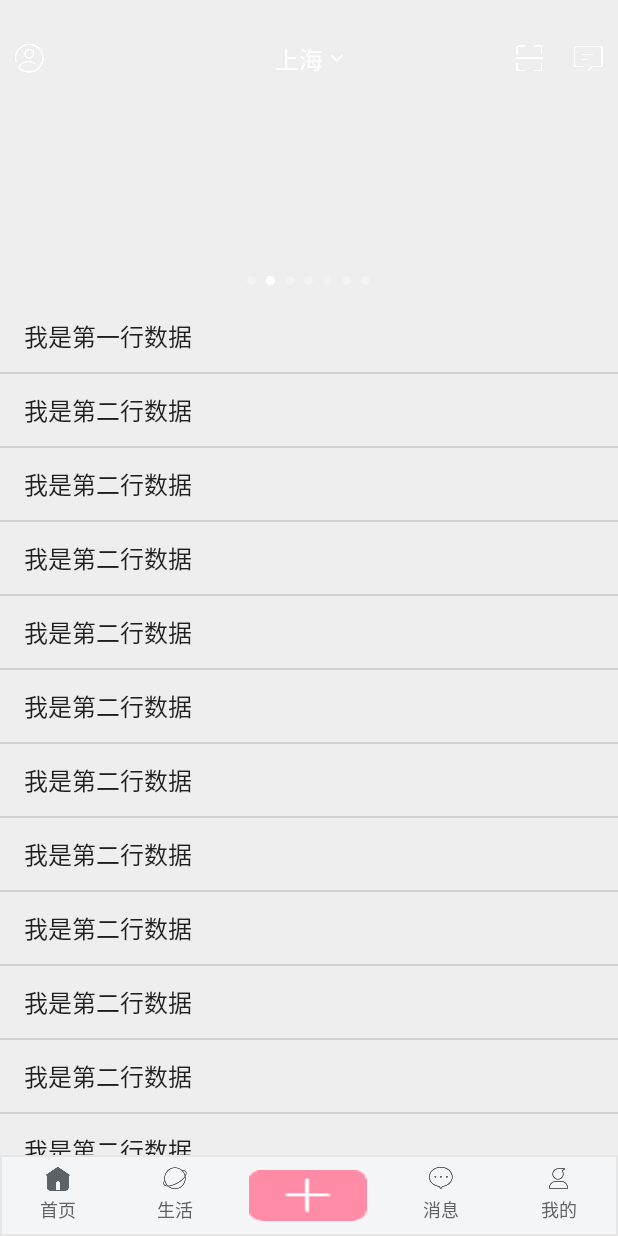
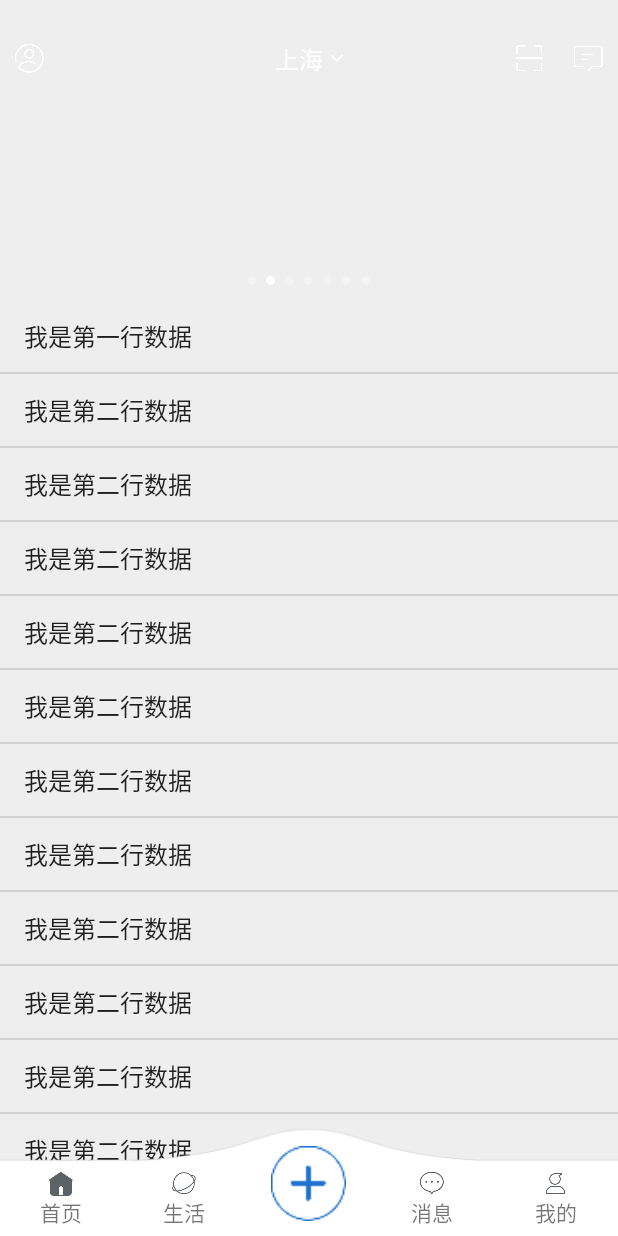
Before and after one commit to qihuiyou904142112/MyLetterPager, an Android app: the screen it shows after launch (MainActivity), on a phone screen of 412 x 824 dp. Run offline under Robolectric (Android 15) with nearby library versions, the phone set to English and light mode, and no system bars; libraries missing offline, so code that uses them is left out: com.readystatesoftware.systembartint, org.xutils, org.xutils.x; 4 statements that could not run were skipped.

Commit message:
更改底部导航栏

```diff
--- a/app/src/main/java/com/qhy/letter/activity/MainActivity.java
+++ b/app/src/main/java/com/qhy/letter/activity/MainActivity.java
@@ -8,9 +8,10 @@ import android.support.annotation.Nullable;
 import android.support.v4.app.Fragment;
 import android.support.v4.app.FragmentActivity;
 import android.support.v4.app.FragmentTransaction;
+import android.support.v4.content.ContextCompat;
 import android.view.View;
-import android.widget.RadioButton;
-import android.widget.RadioGroup;
+import android.widget.ImageView;
+import android.widget.TextView;
 
 import com.qhy.letter.R;
 import com.qhy.letter.fragment.AddFragment;
@@ -23,13 +24,13 @@ import com.qhy.letter.utils.T;
 
 import java.util.ArrayList;
 
-public class MainActivity extends FragmentActivity implements RadioGroup.OnCheckedChangeListener {
+public class MainActivity extends FragmentActivity implements View.OnClickListener {
 
     private long exitTime = 0;
-    private RadioButton mMain_home, mMain_chat, mMain_add, mMain_life, mMain_personal;
+    private TextView mMain_home, mMain_chat, mMain_life, mMain_personal;
+    private ImageView mMain_add;
+    private ArrayList<Fragment> mFsList = new ArrayList<>();
 
-    private ArrayList<Fragment> mFsList = new ArrayList<>();
-    private RadioGroup mRg;
 
     @Override
     protected void onCreate(@Nullable Bundle savedInstanceState) {
@@ -54,18 +55,21 @@ public class MainActivity extends FragmentActivity implements RadioGroup.OnCheck
 
 
     private void initView() {
-        mMain_home = (RadioButton) findViewById(R.id.main_home);
-        mMain_chat = (RadioButton) findViewById(R.id.main_chat);
-        mMain_add = (RadioButton) findViewById(R.id.main_add);
-        mMain_life = (RadioButton) findViewById(R.id.main_life);
-        mMain_personal = (RadioButton) findViewById(R.id.main_personal);
-        mRg = (RadioGroup) findViewById(R.id.rg_title);
+        mMain_home = (TextView) findViewById(R.id.main_home);
+        mMain_chat = (TextView) findViewById(R.id.main_chat);
+        mMain_add = (ImageView) findViewById(R.id.main_add);
+        mMain_life = (TextView) findViewById(R.id.main_life);
+        mMain_personal = (TextView) findViewById(R.id.main_personal);
 
     }
 
 
     private void initListener() {
-        mRg.setOnCheckedChangeListener(this);
+        mMain_home.setOnClickListener(this);
+        mMain_chat.setOnClickListener(this);
+        mMain_add.setOnClickListener(this);
+        mMain_life.setOnClickListener(this);
+        mMain_personal.setOnClickListener(this);
     }
 
     private void initTabFragment() {
@@ -75,7 +79,6 @@ public class MainActivity extends FragmentActivity implements RadioGroup.OnCheck
         mFsList.add(new ChatFragment());
         mFsList.add(new PersonalFragment());
 
-        mRg.check(R.id.main_home); //默认选中首页
         changeFrag(0);
 
     }
@@ -118,6 +121,17 @@ public class MainActivity extends FragmentActivity implements RadioGroup.OnCheck
     }
 
 
+
+    /**
+     * 导航栏TOP图标
+     *
+     * @param id
+     * @param view
+     */
+    private void style(TextView view,int id) {
+        view.setCompoundDrawablesRelativeWithIntrinsicBounds(null, ContextCompat.getDrawable(this, id), null, null);
+    }
+
     @Override
     public void onBackPressed() {
 
@@ -129,24 +143,54 @@ public class MainActivity extends FragmentActivity implements RadioGroup.OnCheck
         CommonUtil.exitApp(MainActivity.this);
     }
 
+
     @Override
-    public void onCheckedChanged(RadioGroup group, int checkedId) {
+    public void onClick(View v) {
+        switch (v.getId()) {
+            case R.id.main_home:
 
-        switch (checkedId) {
-            case R.id.main_home:
                 changeFrag(0);
+
+                style(mMain_home,R.mipmap.main_home_press);
+                style(mMain_life,R.mipmap.main_life_normal);
+                style(mMain_chat,R.mipmap.main_chat_normal);
+                style(mMain_personal,R.mipmap.main_personal_normal);
                 break;
             case R.id.main_life:
+
                 changeFrag(1);
+
+                style(mMain_home,R.mipmap.main_home_normal);
+                style(mMain_life,R.mipmap.main_life_press);
+                style(mMain_chat,R.mipmap.main_chat_normal);
+                style(mMain_personal,R.mipmap.main_personal_normal);
                 break;
             case R.id.main_add:
+
                 changeFrag(2);
+
+                style(mMain_home,R.mipmap.main_home_normal);
+                style(mMain_life,R.mipmap.main_life_normal);
+                style(mMain_chat,R.mipmap.main_chat_normal);
+                style(mMain_personal,R.mipmap.main_personal_normal);
                 break;
             case R.id.main_chat:
+
                 changeFrag(3);
+
+                style(mMain_home,R.mipmap.main_home_normal);
+                style(mMain_life,R.mipmap.main_life_normal);
+                style(mMain_chat,R.mipmap.main_chat_press);
+                style(mMain_personal,R.mipmap.main_personal_normal);
                 break;
             case R.id.main_personal:
+
                 changeFrag(4);
+
+                style(mMain_home,R.mipmap.main_home_normal);
+                style(mMain_life,R.mipmap.main_life_normal);
+                style(mMain_chat,R.mipmap.main_chat_normal);
+                style(mMain_personal,R.mipmap.main_personal_press);
                 break;
         }
     }
--- a/app/src/main/java/com/qhy/letter/fragment/HomeFragment.java
+++ b/app/src/main/java/com/qhy/letter/fragment/HomeFragment.java
@@ -33,7 +33,6 @@ public class HomeFragment extends CommonBaseFragment implements OnItemClickListe
 
     private GradationScrollView mScrollView;
     private ListView mListView;
-//    private ViewPager mViewPager;
 //    private MaterialIndicator mIndicator;
 
     private ConvenientBanner convenientBanner;
@@ -48,7 +47,6 @@ public class HomeFragment extends CommonBaseFragment implements OnItemClickListe
         mScrollView = (GradationScrollView) inflate.findViewById(R.id.scrollview);
         mListView = (ListView) inflate.findViewById(R.id.listview);
         mHome_ll_title = (LinearLayout) inflate.findViewById(R.id.home_ll_title);
-//        mViewPager = (ViewPager) inflate.findViewById(R.id.viewPager);
 //        mIndicator = (MaterialIndicator) inflate.findViewById(R.id.indicator);
 
         convenientBanner = (ConvenientBanner) inflate.findViewById(R.id.convenientBanner);
@@ -62,10 +60,13 @@ public class HomeFragment extends CommonBaseFragment implements OnItemClickListe
 
 
         ArrayAdapter<String> adapter = new ArrayAdapter<String>(mContext, android.R.layout.simple_list_item_1, getResources().getStringArray(R.array.data));
+        mViewPager = convenientBanner.getViewPager();
         mListView.setAdapter(adapter);
         initBanner();
         initListeners();
+        setTransformer();
     }
+
 
     // 开始自动翻页
     @Override
@@ -86,9 +87,9 @@ public class HomeFragment extends CommonBaseFragment implements OnItemClickListe
     private void initBanner() {
 
         //本地图片集合
-        for (int position = 0; position < 7; position++)
+        for (int position = 0; position < 7; position++) {
             localImages.add(getResId("ic_test_" + position, R.drawable.class));
-
+        }
         convenientBanner.setPages(
                 new CBViewHolderCreator<LocalImageHolderView>() {
                     @Override
@@ -100,7 +101,12 @@ public class HomeFragment extends CommonBaseFragment implements OnItemClickListe
                 .setPageIndicator(new int[]{R.drawable.ic_page_indicator, R.drawable.ic_page_indicator_focused})
                 .setOnItemClickListener(this);
 
-        mViewPager = convenientBanner.getViewPager();
+    }
+
+    /**
+     * 设置banner轮播动画
+     */
+    private void setTransformer() {
 
         String transforemerName = AccordionTransformer.class.getSimpleName();
         try {
@@ -119,12 +125,10 @@ public class HomeFragment extends CommonBaseFragment implements OnItemClickListe
         } catch (IllegalAccessException e) {
             e.printStackTrace();
         }
+
     }
 
-    @Override
-    public void onItemClick(int position) {
-        Toast.makeText(mContext, "点击了第" + position + "个", Toast.LENGTH_SHORT).show();
-    }
+
 
     /**
      * 通过文件名获取资源id 例子：getResId("icon", R.drawable.class);
@@ -158,7 +162,6 @@ public class HomeFragment extends CommonBaseFragment implements OnItemClickListe
             }
         });
 
-
     }
 
     /**
@@ -185,4 +188,10 @@ public class HomeFragment extends CommonBaseFragment implements OnItemClickListe
     }
 
 
+    @Override
+    public void onItemClick(int position) {
+        Toast.makeText(mContext, "点击了第" + position + "个", Toast.LENGTH_SHORT).show();
+    }
+
+
 }
--- a/app/src/main/res/layout/bottom_title_bar.xml
+++ b/app/src/main/res/layout/bottom_title_bar.xml
@@ -1,45 +1,71 @@
 <?xml version="1.0" encoding="utf-8"?>
-<RadioGroup xmlns:android="http://schemas.android.com/apk/res/android"
+<RelativeLayout xmlns:android="http://schemas.android.com/apk/res/android"
     android:id="@+id/rg_title"
     android:layout_width="match_parent"
-    android:layout_height="54dp"
+    android:layout_height="80dp"
     android:layout_alignParentBottom="true"
-    android:background="@drawable/bg_home_bottom"
+    android:background="@mipmap/tab_group_back">
+
+    <LinearLayout
+        android:layout_width="match_parent"
+        android:layout_height="48dp"
+        android:layout_alignParentBottom="true"
+        android:gravity="center"
         android:orientation="horizontal">
 
-
-    <RadioButton
+        <TextView
             android:id="@+id/main_home"
-        style="@style/Main_RadioButton"
-        android:drawableTop="@drawable/main_home_selector"
+            android:layout_width="0dp"
+            android:layout_height="wrap_content"
+            android:layout_weight="1"
+            android:drawableTop="@mipmap/main_home_press"
+            android:gravity="center"
             android:text="首页" />
 
-    <RadioButton
+        <TextView
             android:id="@+id/main_life"
-        style="@style/Main_RadioButton"
-        android:drawableTop="@drawable/main_life_selector"
+            android:layout_width="0dp"
+            android:layout_height="wrap_content"
+            android:layout_weight="1"
+            android:drawableTop="@mipmap/main_life_normal"
+            android:gravity="center"
             android:text="生活" />
 
-    <RadioButton
-        android:id="@+id/main_add"
+        <TextView
             android:layout_width="0dp"
-        android:layout_height="match_parent"
-        android:layout_gravity="center"
-        android:layout_margin="10dp"
+            android:layout_height="wrap_content"
             android:layout_weight="1"
-        android:background="@drawable/main_add_selector"
-        android:button="@null" />
+            android:gravity="center"
+            android:text="" />
 
-    <RadioButton
+        <TextView
             android:id="@+id/main_chat"
-        style="@style/Main_RadioButton"
-        android:drawableTop="@drawable/main_chat_selector"
+            android:layout_width="0dp"
+            android:layout_height="wrap_content"
+            android:layout_weight="1"
+            android:drawableTop="@mipmap/main_chat_normal"
+            android:gravity="center"
             android:text="消息" />
 
-    <RadioButton
+        <TextView
             android:id="@+id/main_personal"
-        style="@style/Main_RadioButton"
-        android:drawableTop="@drawable/main_personal_selector"
+            android:layout_width="0dp"
+            android:layout_height="wrap_content"
+            android:layout_weight="1"
+            android:drawableTop="@mipmap/main_personal_normal"
+            android:gravity="center"
             android:text="我的" />
 
-</RadioGroup>
+    </LinearLayout>
+
+
+    <ImageView
+        android:id="@+id/main_add"
+        android:layout_width="50dp"
+        android:layout_height="match_parent"
+        android:layout_centerInParent="true"
+        android:paddingTop="10dp"
+        android:src="@mipmap/card_add_logo" />
+
+
+</RelativeLayout>
--- a/app/src/main/res/values/styles.xml
+++ b/app/src/main/res/values/styles.xml
@@ -25,7 +25,7 @@
         <item name="android:backgroundDimAmount">0.6</item>
     </style>
 
-    <style name="Main_RadioButton" parent="Base">
+    <style name="Main_Home_Button" parent="Base">
         <item name="android:layout_width">0dp</item>
         <item name="android:layout_height">wrap_content</item>
         <item name="android:layout_gravity">center_vertical</item>
```
Also changed, not shown: app/src/main/res/mipmap-xxhdpi/card_add_logo.png (added). Lines whose indentation alone changed are shown as unchanged.
